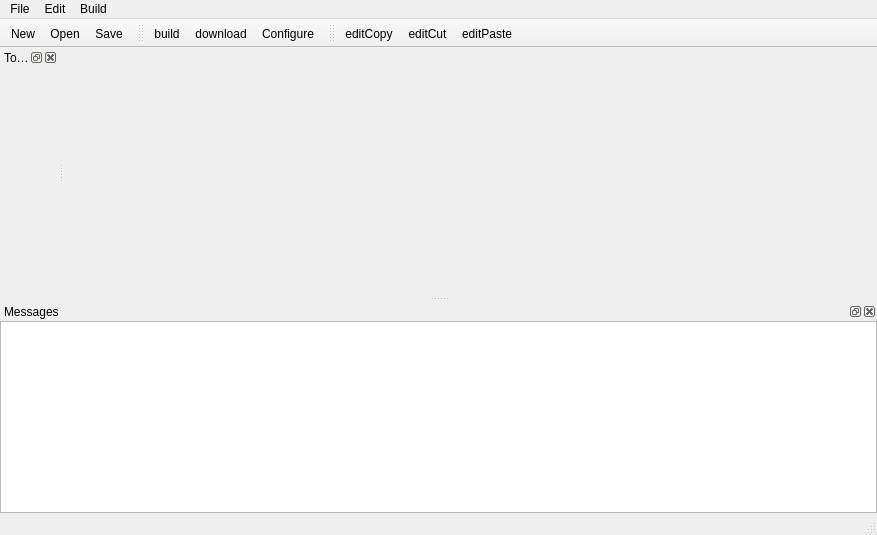
First picture: the form in mainwindow.ui, repository martinribelotta/embedded-ide, before the edit.
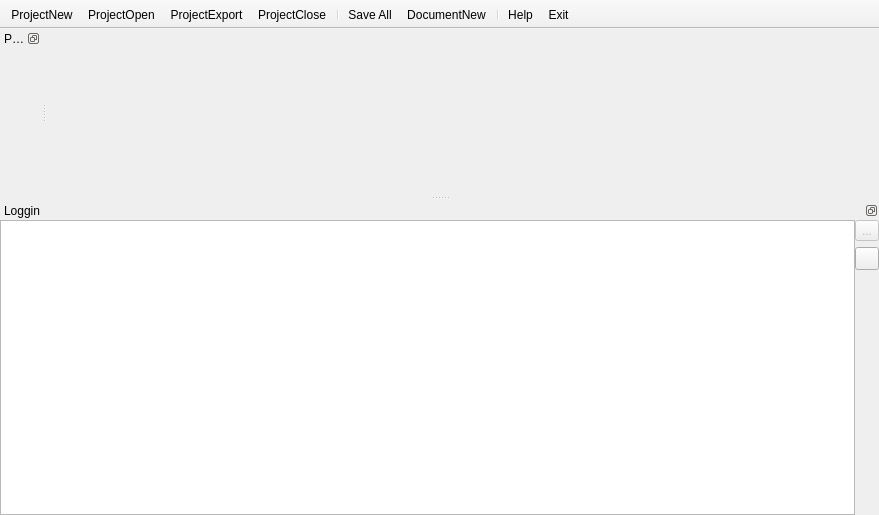
Second picture: the form after the edit. Icons and pictures are not drawn. Custom widgets are drawn as their Qt base class.

Patch:
```diff
--- a/mainwindow.ui
+++ b/mainwindow.ui
@@ -6,144 +6,74 @@
    <rect>
     <x>0</x>
     <y>0</y>
-    <width>877</width>
-    <height>535</height>
+    <width>879</width>
+    <height>515</height>
    </rect>
   </property>
   <property name="windowTitle">
-   <string>eIDE</string>
+   <string>Embedded IDE</string>
   </property>
-  <property name="iconSize">
-   <size>
-    <width>48</width>
-    <height>48</height>
-   </size>
-  </property>
-  <widget class="DocumentManager" name="centralWidget"/>
-  <widget class="QMenuBar" name="menuBar">
-   <property name="geometry">
-    <rect>
-     <x>0</x>
-     <y>0</y>
-     <width>877</width>
-     <height>20</height>
-    </rect>
+  <widget class="DocumentArea" name="centralWidget"/>
+  <widget class="QDockWidget" name="projectDock">
+   <property name="features">
+    <set>QDockWidget::DockWidgetFloatable|QDockWidget::DockWidgetMovable</set>
    </property>
-   <widget class="QMenu" name="menuFile">
-    <property name="title">
-     <string>File</string>
-    </property>
-    <addaction name="actionNew"/>
-    <addaction name="actionOpen"/>
-    <addaction name="actionSave"/>
-    <addaction name="separator"/>
-    <addaction name="actionExit"/>
-   </widget>
-   <widget class="QMenu" name="menuEdit">
-    <property name="title">
-     <string>Edit</string>
-    </property>
-    <addaction name="actionEditCut"/>
-    <addaction name="actionEditCopy"/>
-    <addaction name="actionEditPaste"/>
-   </widget>
-   <widget class="QMenu" name="menuBuild">
-    <property name="title">
-     <string>Build</string>
-    </property>
-    <addaction name="actionBuild"/>
-    <addaction name="actionDownload"/>
-    <addaction name="actionConfigure"/>
-   </widget>
-   <addaction name="menuFile"/>
-   <addaction name="menuEdit"/>
-   <addaction name="menuBuild"/>
-  </widget>
-  <widget class="QToolBar" name="mainToolBar">
    <property name="windowTitle">
-    <string>Main Toolbar</string>
-   </property>
-   <property name="movable">
-    <bool>false</bool>
-   </property>
-   <attribute name="toolBarArea">
-    <enum>TopToolBarArea</enum>
-   </attribute>
-   <attribute name="toolBarBreak">
-    <bool>false</bool>
-   </attribute>
-   <addaction name="actionNew"/>
-   <addaction name="actionOpen"/>
-   <addaction name="actionSave"/>
-  </widget>
-  <widget class="QStatusBar" name="statusBar"/>
-  <widget class="QToolBar" name="toolBar">
-   <property name="windowTitle">
-    <string>Build Toolbar</string>
-   </property>
-   <attribute name="toolBarArea">
-    <enum>TopToolBarArea</enum>
-   </attribute>
-   <attribute name="toolBarBreak">
-    <bool>false</bool>
-   </attribute>
-   <addaction name="actionBuild"/>
-   <addaction name="actionDownload"/>
-   <addaction name="actionConfigure"/>
-  </widget>
-  <widget class="QToolBar" name="toolBar_2">
-   <property name="windowTitle">
-    <string>Edition Toolbar</string>
-   </property>
-   <attribute name="toolBarArea">
-    <enum>TopToolBarArea</enum>
-   </attribute>
-   <attribute name="toolBarBreak">
-    <bool>false</bool>
-   </attribute>
-   <addaction name="actionEditCopy"/>
-   <addaction name="actionEditCut"/>
-   <addaction name="actionEditPaste"/>
-  </widget>
-  <widget class="QDockWidget" name="toolDock">
-   <property name="windowTitle">
-    <string>Tools</string>
+    <string>Project</string>
    </property>
    <attribute name="dockWidgetArea">
     <number>1</number>
    </attribute>
-   <widget class="QWidget" name="dockWidgetContents_2">
-    <layout class="QVBoxLayout" name="verticalLayout_2">
-     <property name="spacing">
-      <number>0</number>
-     </property>
-     <property name="leftMargin">
-      <number>0</number>
-     </property>
-     <property name="topMargin">
-      <number>0</number>
-     </property>
-     <property name="rightMargin">
-      <number>0</number>
-     </property>
-     <property name="bottomMargin">
-      <number>0</number>
-     </property>
-    </layout>
-   </widget>
+   <widget class="DocumentView" name="projectView"/>
   </widget>
-  <widget class="QDockWidget" name="messageDock">
+  <widget class="QToolBar" name="toolBar">
    <property name="windowTitle">
-    <string>Messages</string>
+    <string>toolBar</string>
+   </property>
+   <property name="movable">
+    <bool>false</bool>
+   </property>
+   <property name="allowedAreas">
+    <set>Qt::TopToolBarArea</set>
+   </property>
+   <property name="iconSize">
+    <size>
+     <width>32</width>
+     <height>32</height>
+    </size>
+   </property>
+   <property name="floatable">
+    <bool>false</bool>
+   </property>
+   <attribute name="toolBarArea">
+    <enum>TopToolBarArea</enum>
+   </attribute>
+   <attribute name="toolBarBreak">
+    <bool>false</bool>
+   </attribute>
+   <addaction name="actionProjectNew"/>
+   <addaction name="actionProjectOpen"/>
+   <addaction name="actionProjectExport"/>
+   <addaction name="actionProjectClose"/>
+   <addaction name="separator"/>
+   <addaction name="actionSave_All"/>
+   <addaction name="actionDocumentNew"/>
+   <addaction name="separator"/>
+   <addaction name="actionHelp"/>
+   <addaction name="actionExit"/>
+  </widget>
+  <widget class="QDockWidget" name="dockWidget">
+   <property name="features">
+    <set>QDockWidget::DockWidgetFloatable|QDockWidget::DockWidgetMovable</set>
+   </property>
+   <property name="windowTitle">
+    <string>Loggin</string>
    </property>
    <attribute name="dockWidgetArea">
     <number>8</number>
    </attribute>
-   <widget class="QWidget" name="dockWidgetContents_3">
-    <layout class="QVBoxLayout" name="verticalLayout">
-     <property name="spacing">
-      <number>0</number>
-     </property>
+   <widget class="QWidget" name="dockWidgetContents">
+    <layout class="QGridLayout" name="gridLayout">
      <property name="leftMargin">
       <number>0</number>
      </property>
@@ -156,156 +86,208 @@
      <property name="bottomMargin">
       <number>0</number>
      </property>
-     <item>
-      <widget class="QTextBrowser" name="textBrowser">
-       <property name="contextMenuPolicy">
-        <enum>Qt::CustomContextMenu</enum>
+     <property name="horizontalSpacing">
+      <number>0</number>
+     </property>
+     <item row="2" column="1">
+      <spacer name="verticalSpacer">
+       <property name="orientation">
+        <enum>Qt::Vertical</enum>
+       </property>
+       <property name="sizeHint" stdset="0">
+        <size>
+         <width>20</width>
+         <height>245</height>
+        </size>
+       </property>
+      </spacer>
+     </item>
+     <item row="0" column="1">
+      <widget class="QToolButton" name="buildStop">
+       <property name="enabled">
+        <bool>false</bool>
+       </property>
+       <property name="text">
+        <string>...</string>
+       </property>
+       <property name="icon">
+        <iconset theme="process-stop">
+         <normaloff/>
+        </iconset>
+       </property>
+      </widget>
+     </item>
+     <item row="1" column="1">
+      <widget class="QToolButton" name="toolButton">
+       <property name="icon">
+        <iconset theme="edit-clear">
+         <normaloff/>
+        </iconset>
+       </property>
+      </widget>
+     </item>
+     <item row="0" column="0" rowspan="3">
+      <widget class="QPlainTextEdit" name="textLog">
+       <property name="undoRedoEnabled">
+        <bool>false</bool>
+       </property>
+       <property name="lineWrapMode">
+        <enum>QPlainTextEdit::NoWrap</enum>
+       </property>
+       <property name="readOnly">
+        <bool>true</bool>
        </property>
       </widget>
      </item>
     </layout>
    </widget>
   </widget>
-  <action name="actionNew">
+  <action name="actionProjectNew">
    <property name="icon">
-    <iconset theme="document-new">
-     <normaloff/>
-    </iconset>
+    <iconset theme="project-development-new-template" resource="resources.qrc">
+     <normaloff>:/icon-theme/icon-theme/project-development-new-template.png</normaloff>:/icon-theme/icon-theme/project-development-new-template.png</iconset>
    </property>
    <property name="text">
-    <string>New</string>
+    <string>ProjectNew</string>
    </property>
    <property name="toolTip">
-    <string>New File</string>
+    <string>New Project</string>
    </property>
   </action>
-  <action name="actionOpen">
+  <action name="actionProjectOpen">
    <property name="icon">
-    <iconset theme="document-open">
-     <normaloff/>
-    </iconset>
+    <iconset theme="project-open" resource="resources.qrc">
+     <normaloff>:/icon-theme/icon-theme/project-open.png</normaloff>:/icon-theme/icon-theme/project-open.png</iconset>
    </property>
    <property name="text">
-    <string>Open</string>
+    <string>ProjectOpen</string>
    </property>
    <property name="toolTip">
-    <string>Open File</string>
+    <string>Open Project</string>
+   </property>
+  </action>
+  <action name="actionDocumentNew">
+   <property name="icon">
+    <iconset theme="document-new" resource="resources.qrc">
+     <normaloff>:/icon-theme/icon-theme/document-new.png</normaloff>:/icon-theme/icon-theme/document-new.png</iconset>
+   </property>
+   <property name="text">
+    <string>DocumentNew</string>
+   </property>
+   <property name="toolTip">
+    <string>Document New</string>
+   </property>
+  </action>
+  <action name="actionHelp">
+   <property name="icon">
+    <iconset theme="help-about" resource="resources.qrc">
+     <normaloff>:/icon-theme/icon-theme/help-about.png</normaloff>:/icon-theme/icon-theme/help-about.png</iconset>
+   </property>
+   <property name="text">
+    <string>Help</string>
    </property>
   </action>
   <action name="actionExit">
    <property name="icon">
-    <iconset theme="application-exit">
-     <normaloff/>
-    </iconset>
+    <iconset theme="application-exit" resource="resources.qrc">
+     <normaloff>:/icon-theme/icon-theme/application-exit.png</normaloff>:/icon-theme/icon-theme/application-exit.png</iconset>
    </property>
    <property name="text">
-    <string>exit</string>
-   </property>
-   <property name="toolTip">
     <string>Exit</string>
    </property>
   </action>
-  <action name="actionSave">
+  <action name="actionProjectExport">
    <property name="icon">
-    <iconset theme="document-save">
-     <normaloff/>
-    </iconset>
+    <iconset theme="document-export" resource="resources.qrc">
+     <normaloff>:/icon-theme/icon-theme/document-export-table.png</normaloff>:/icon-theme/icon-theme/document-export-table.png</iconset>
    </property>
    <property name="text">
-    <string>Save</string>
+    <string>ProjectExport</string>
    </property>
    <property name="toolTip">
-    <string>Save</string>
+    <string>Export Project</string>
    </property>
   </action>
-  <action name="actionEditCopy">
+  <action name="actionProjectClose">
    <property name="icon">
-    <iconset theme="edit-copy">
-     <normaloff/>
-    </iconset>
+    <iconset theme="project-development-close-all" resource="resources.qrc">
+     <normaloff>:/icon-theme/icon-theme/project-development-close-all.png</normaloff>:/icon-theme/icon-theme/project-development-close-all.png</iconset>
    </property>
    <property name="text">
-    <string>editCopy</string>
+    <string>ProjectClose</string>
    </property>
    <property name="toolTip">
-    <string>Copy Selection</string>
+    <string>Close current project</string>
    </property>
   </action>
-  <action name="actionEditCut">
+  <action name="actionSave_All">
    <property name="icon">
-    <iconset theme="edit-cut">
+    <iconset theme="document-save-all">
      <normaloff/>
     </iconset>
    </property>
    <property name="text">
-    <string>editCut</string>
+    <string>Save All</string>
    </property>
    <property name="toolTip">
-    <string>Cut Selection</string>
-   </property>
-  </action>
-  <action name="actionEditPaste">
-   <property name="icon">
-    <iconset theme="edit-paste">
-     <normaloff/>
-    </iconset>
-   </property>
-   <property name="text">
-    <string>editPaste</string>
-   </property>
-   <property name="toolTip">
-    <string>Paste Selection</string>
-   </property>
-  </action>
-  <action name="actionDownload">
-   <property name="icon">
-    <iconset theme="run-build-install">
-     <normaloff/>
-    </iconset>
-   </property>
-   <property name="text">
-    <string>download</string>
-   </property>
-   <property name="toolTip">
-    <string>Download to Target</string>
-   </property>
-  </action>
-  <action name="actionBuild">
-   <property name="icon">
-    <iconset theme="run-build">
-     <normaloff/>
-    </iconset>
-   </property>
-   <property name="text">
-    <string>build</string>
-   </property>
-   <property name="toolTip">
-    <string>Build Code</string>
-   </property>
-  </action>
-  <action name="actionConfigure">
-   <property name="icon">
-    <iconset theme="run-build-configure">
-     <normaloff/>
-    </iconset>
-   </property>
-   <property name="text">
-    <string>Configure</string>
-   </property>
-   <property name="toolTip">
-    <string>Configure options</string>
+    <string>Save all files</string>
    </property>
   </action>
  </widget>
  <layoutdefault spacing="6" margin="11"/>
  <customwidgets>
   <customwidget>
-   <class>DocumentManager</class>
+   <class>DocumentArea</class>
    <extends>QWidget</extends>
-   <header>documentmanager.h</header>
+   <header>documentarea.h</header>
    <container>1</container>
   </customwidget>
+  <customwidget>
+   <class>DocumentView</class>
+   <extends>QWidget</extends>
+   <header>documentview.h</header>
+   <container>1</container>
+   <slots>
+    <signal>fileOpen(QString)</signal>
+    <signal>startBuild(QString)</signal>
+   </slots>
+  </customwidget>
  </customwidgets>
- <resources/>
- <connections/>
+ <resources>
+  <include location="resources.qrc"/>
+ </resources>
+ <connections>
+  <connection>
+   <sender>actionExit</sender>
+   <signal>triggered()</signal>
+   <receiver>MainWindow</receiver>
+   <slot>close()</slot>
+   <hints>
+    <hint type="sourcelabel">
+     <x>-1</x>
+     <y>-1</y>
+    </hint>
+    <hint type="destinationlabel">
+     <x>439</x>
+     <y>257</y>
+    </hint>
+   </hints>
+  </connection>
+  <connection>
+   <sender>toolButton</sender>
+   <signal>clicked()</signal>
+   <receiver>textLog</receiver>
+   <slot>clear()</slot>
+   <hints>
+    <hint type="sourcelabel">
+     <x>866</x>
+     <y>255</y>
+    </hint>
+    <hint type="destinationlabel">
+     <x>810</x>
+     <y>264</y>
+    </hint>
+   </hints>
+  </connection>
+ </connections>
 </ui>
```
